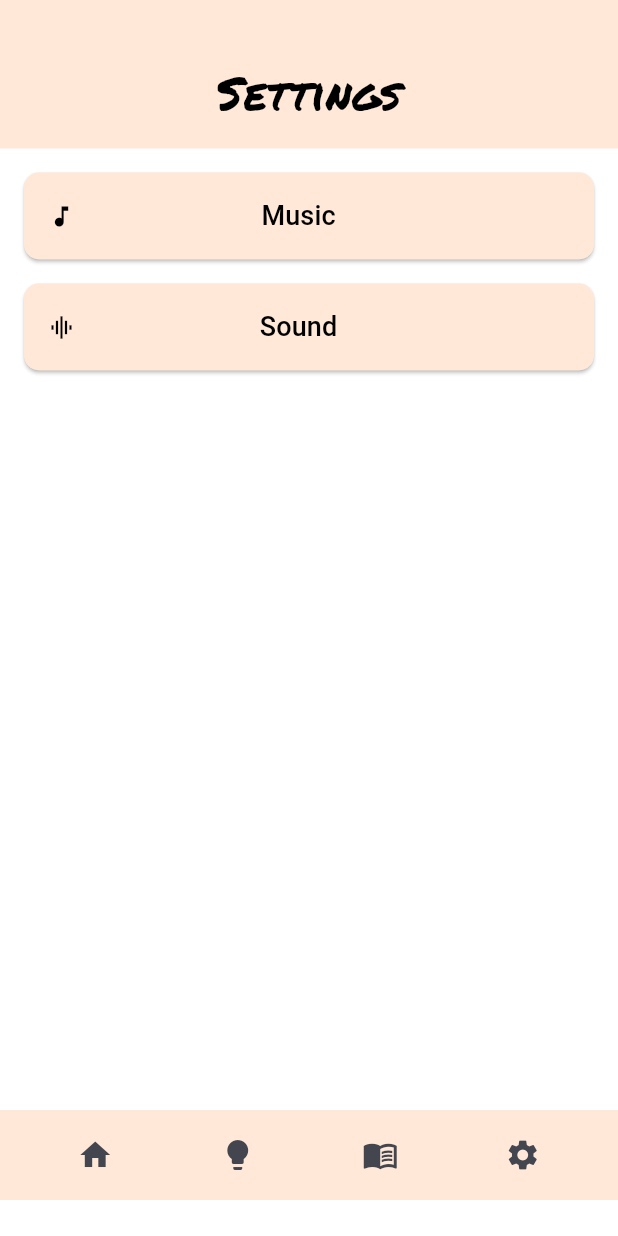
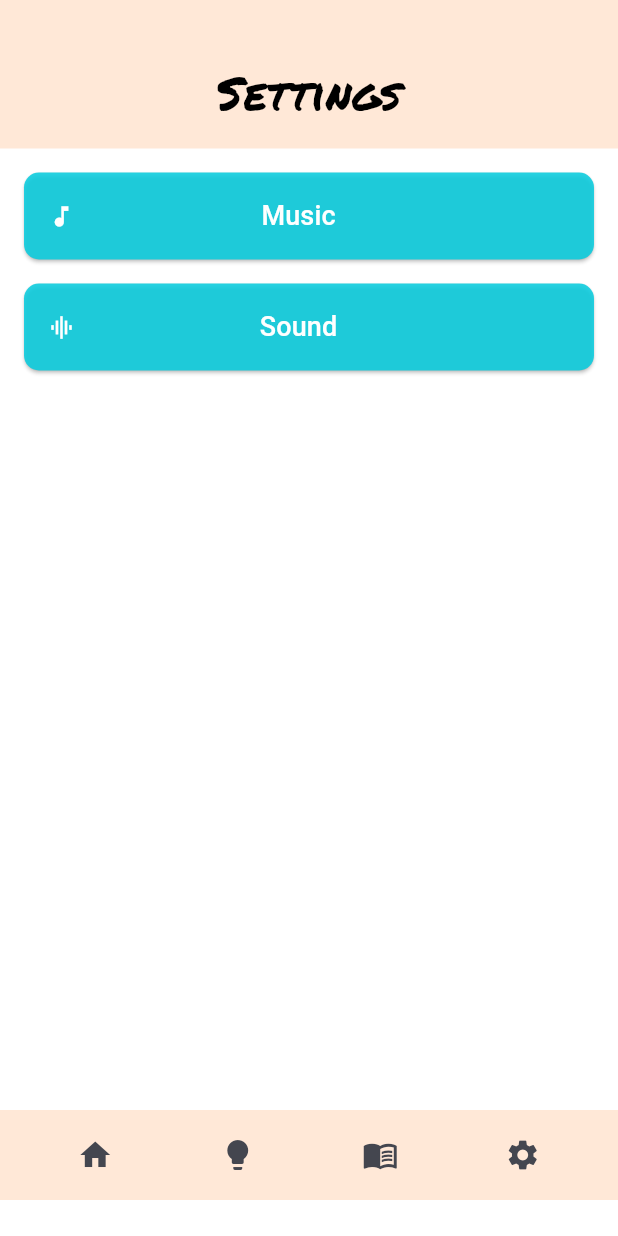
Before and after one commit to h0nu/585-group8, a Flutter app: the SettingsScreen screen opened by its route, on a phone screen of 412 x 824 dp. Run offline on Flutter 3.47's test engine with Material 3 defaults, Android fonts, the phone set to English and light mode, and no system bars; our stand-ins replace audioplayers, firebase_core, firebase_crashlytics, go_router, shared_preferences; missing offline and left inert: games_services; accounts and stored records are empty.

Commit message:
Changed color of settings buttons

```diff
--- a/lib/src/settings/settings_screen.dart
+++ b/lib/src/settings/settings_screen.dart
@@ -178,8 +178,8 @@
       onPressed: onPressed,
       style: ElevatedButton.styleFrom(
         padding: EdgeInsets.all(16),
-        backgroundColor: palette.backgroundMenu, // Change the background color
-        foregroundColor: Colors.black, // Change the text color
+        backgroundColor: palette.backgroundPlayButton, // Change the background color
+        foregroundColor: Colors.white, // Change the text color
         shape: RoundedRectangleBorder(
           borderRadius: BorderRadius.circular(10.0), // Adjust the button border radius
         ),
```
